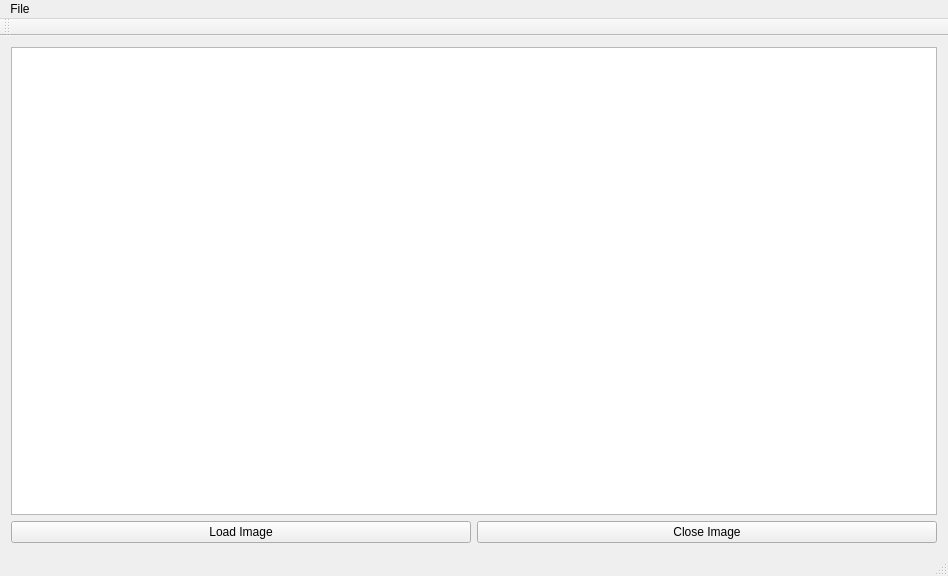
Before: the Qt Designer form image.ui in brettalcox/ImageViewer, drawn with Qt 5.
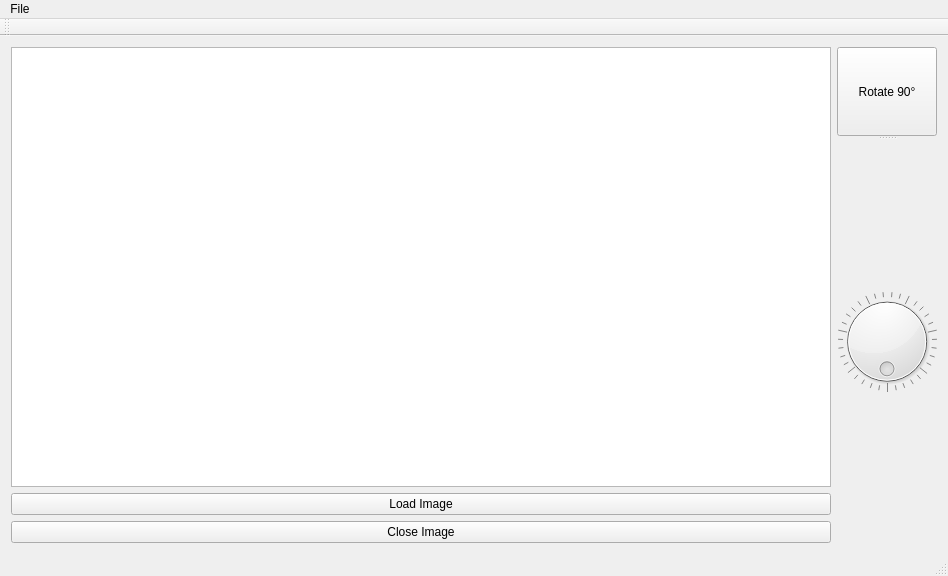
After: the same form once the commit is applied.

Commit message: rotate 90 degrees button and rotate clockwise/countercwise dial

The edit to the form file:
```diff
--- a/image.ui
+++ b/image.ui
@@ -15,7 +15,7 @@
   </property>
   <widget class="QWidget" name="centralWidget">
    <layout class="QGridLayout" name="gridLayout">
-    <item row="0" column="0" colspan="2">
+    <item row="0" column="0">
      <widget class="QGraphicsView" name="graphicsView">
       <property name="sizeAdjustPolicy">
        <enum>QAbstractScrollArea::AdjustToContentsOnFirstShow</enum>
@@ -34,6 +34,56 @@
       <property name="transformationAnchor">
        <enum>QGraphicsView::AnchorViewCenter</enum>
       </property>
+      <property name="rubberBandSelectionMode">
+       <enum>Qt::ContainsItemShape</enum>
+      </property>
+     </widget>
+    </item>
+    <item row="0" column="1" rowspan="3">
+     <widget class="QSplitter" name="splitter">
+      <property name="orientation">
+       <enum>Qt::Vertical</enum>
+      </property>
+      <widget class="QPushButton" name="rotateButton">
+       <property name="text">
+        <string>Rotate 90°</string>
+       </property>
+      </widget>
+      <widget class="QDial" name="dial">
+       <property name="maximum">
+        <number>35</number>
+       </property>
+       <property name="singleStep">
+        <number>1</number>
+       </property>
+       <property name="pageStep">
+        <number>5</number>
+       </property>
+       <property name="value">
+        <number>0</number>
+       </property>
+       <property name="tracking">
+        <bool>true</bool>
+       </property>
+       <property name="orientation">
+        <enum>Qt::Horizontal</enum>
+       </property>
+       <property name="invertedAppearance">
+        <bool>false</bool>
+       </property>
+       <property name="invertedControls">
+        <bool>true</bool>
+       </property>
+       <property name="wrapping">
+        <bool>true</bool>
+       </property>
+       <property name="notchTarget">
+        <double>1.000000000000000</double>
+       </property>
+       <property name="notchesVisible">
+        <bool>true</bool>
+       </property>
+      </widget>
      </widget>
     </item>
     <item row="1" column="0">
@@ -43,7 +93,7 @@
       </property>
      </widget>
     </item>
-    <item row="1" column="1">
+    <item row="2" column="0">
      <widget class="QPushButton" name="closeButton">
       <property name="text">
        <string>Close Image</string>
```
Left out of the diff: 8 changed lines with no effect on the pictures. The commit also changes 2 other files.
